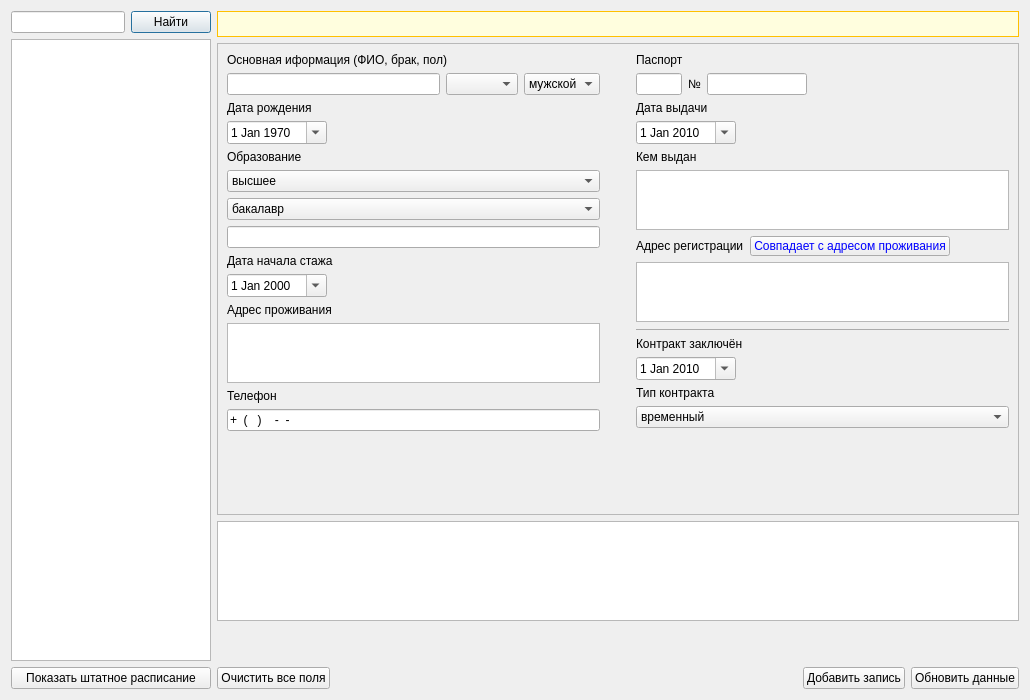
Markoutte/department-eltech, file department/view/mainwindow.ui: the form before one commit.
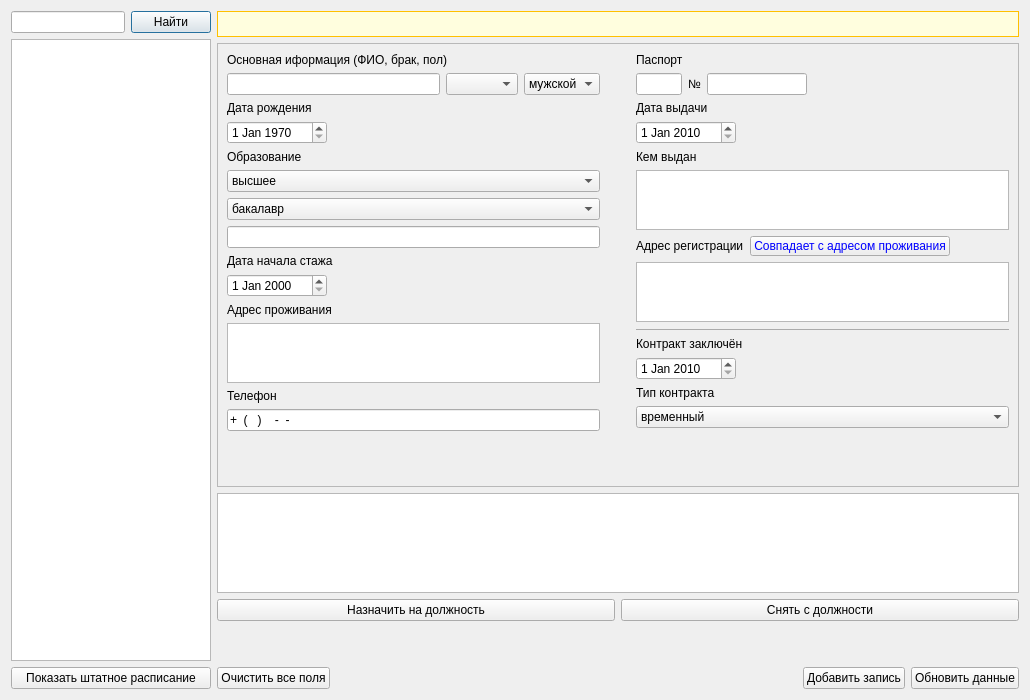
The form after the commit.

Patch:
```diff
--- a/department/view/mainwindow.ui
+++ b/department/view/mainwindow.ui
@@ -117,7 +117,7 @@
           <x>0</x>
           <y>0</y>
           <width>801</width>
-          <height>464</height>
+          <height>433</height>
          </rect>
         </property>
         <layout class="QHBoxLayout" name="horizontalLayout_2">
@@ -180,7 +180,7 @@
               </date>
              </property>
              <property name="calendarPopup">
-              <bool>true</bool>
+              <bool>false</bool>
              </property>
             </widget>
            </item>
@@ -271,7 +271,7 @@
               </size>
              </property>
              <property name="calendarPopup">
-              <bool>true</bool>
+              <bool>false</bool>
              </property>
             </widget>
            </item>
@@ -431,7 +431,7 @@
               </date>
              </property>
              <property name="calendarPopup">
-              <bool>true</bool>
+              <bool>false</bool>
              </property>
             </widget>
            </item>
@@ -541,7 +541,7 @@
               </date>
              </property>
              <property name="calendarPopup">
-              <bool>true</bool>
+              <bool>false</bool>
              </property>
             </widget>
            </item>
@@ -631,6 +631,24 @@
        </attribute>
       </widget>
      </item>
+     <item>
+      <layout class="QHBoxLayout" name="position_controls">
+       <item>
+        <widget class="QPushButton" name="accept_position_btn">
+         <property name="text">
+          <string>Назначить на должность</string>
+         </property>
+        </widget>
+       </item>
+       <item>
+        <widget class="QPushButton" name="reject_position_btn">
+         <property name="text">
+          <string>Снять с должности</string>
+         </property>
+        </widget>
+       </item>
+      </layout>
+     </item>
      <item>
       <spacer name="verticalSpacer_3">
        <property name="orientation">
```
Left out of the diff: 5 changed lines with no effect on the pictures.
